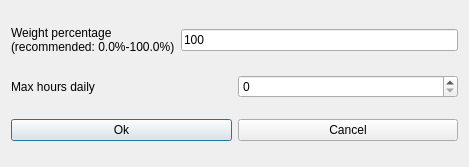
First picture: the form in fet/src/interface/modifyconstraintteachersmaxhoursdailyform_template.ui, repository vonmecheln/fet, before the edit.
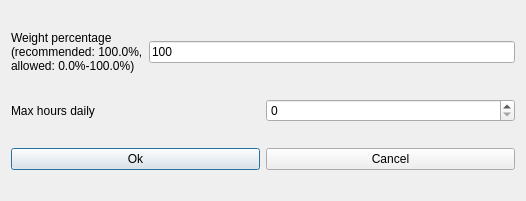
Second picture: the form after the edit.

```diff
--- a/fet/src/interface/modifyconstraintteachersmaxhoursdailyform_template.ui
+++ b/fet/src/interface/modifyconstraintteachersmaxhoursdailyform_template.ui
@@ -6,8 +6,8 @@
    <rect>
     <x>0</x>
     <y>0</y>
-    <width>469</width>
-    <height>167</height>
+    <width>526</width>
+    <height>201</height>
    </rect>
   </property>
   <property name="windowTitle">
@@ -26,7 +26,8 @@
        </property>
        <property name="text">
         <string>Weight percentage
-(recommended: 0.0%-100.0%)</string>
+(recommended: 100.0%,
+allowed: 0.0%-100.0%)</string>
        </property>
        <property name="wordWrap">
         <bool>false</bool>
```
